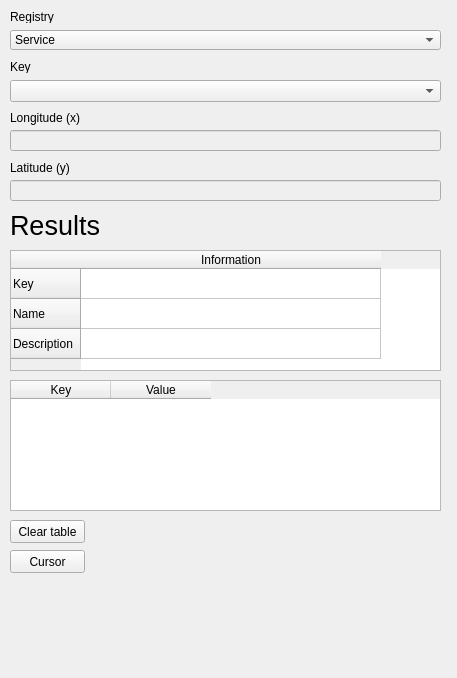
First picture: the form in GeoContextQGISPlugin_dockwidget_base.ui, repository kartoza/GeoContextQGISPlugin, before the edit.
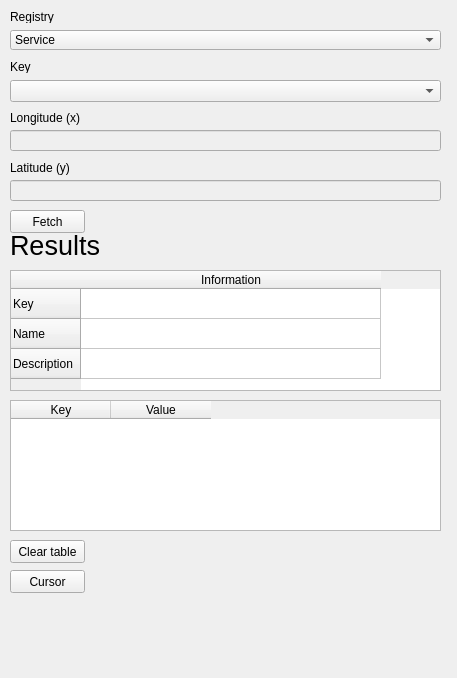
Second picture: the form after the edit. Custom widgets are drawn as their Qt base class.

Commit message: functions for group/collection requests

Diff of the .ui file:
```diff
--- a/GeoContextQGISPlugin_dockwidget_base.ui
+++ b/GeoContextQGISPlugin_dockwidget_base.ui
@@ -146,7 +146,7 @@
     <property name="geometry">
      <rect>
       <x>10</x>
-      <y>250</y>
+      <y>270</y>
       <width>431</width>
       <height>121</height>
      </rect>
@@ -182,7 +182,7 @@
     <property name="geometry">
      <rect>
       <x>10</x>
-      <y>380</y>
+      <y>400</y>
       <width>431</width>
       <height>131</height>
      </rect>
@@ -202,7 +202,7 @@
     <property name="geometry">
      <rect>
       <x>10</x>
-      <y>210</y>
+      <y>230</y>
       <width>91</width>
       <height>31</height>
      </rect>
@@ -220,7 +220,7 @@
     <property name="geometry">
      <rect>
       <x>10</x>
-      <y>520</y>
+      <y>540</y>
       <width>75</width>
       <height>23</height>
      </rect>
@@ -233,7 +233,7 @@
     <property name="geometry">
      <rect>
       <x>10</x>
-      <y>550</y>
+      <y>570</y>
       <width>75</width>
       <height>23</height>
      </rect>
@@ -242,6 +242,19 @@
      <string>Cursor</string>
     </property>
    </widget>
+   <widget class="QPushButton" name="btnFetch">
+    <property name="geometry">
+     <rect>
+      <x>10</x>
+      <y>210</y>
+      <width>75</width>
+      <height>23</height>
+     </rect>
+    </property>
+    <property name="text">
+     <string>Fetch</string>
+    </property>
+   </widget>
   </widget>
  </widget>
  <customwidgets>
```
The commit also changes 2 other files.
